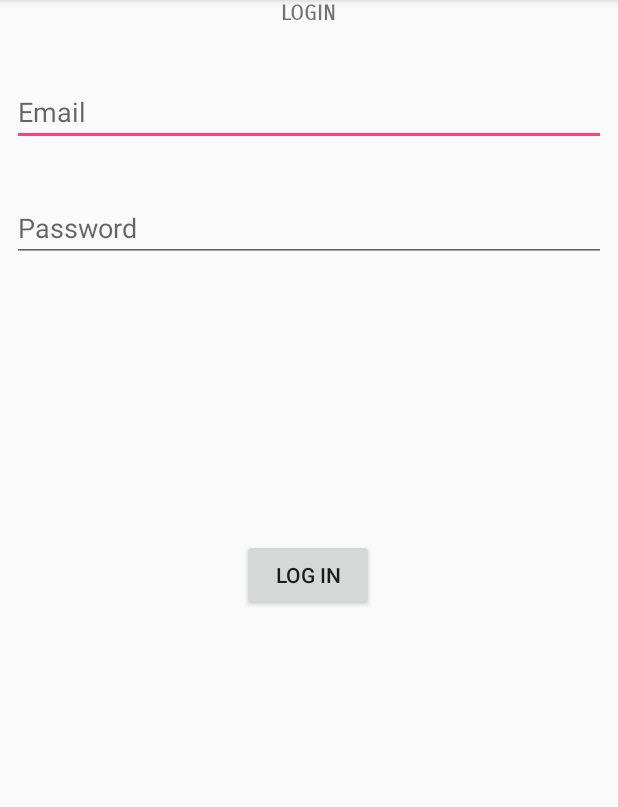
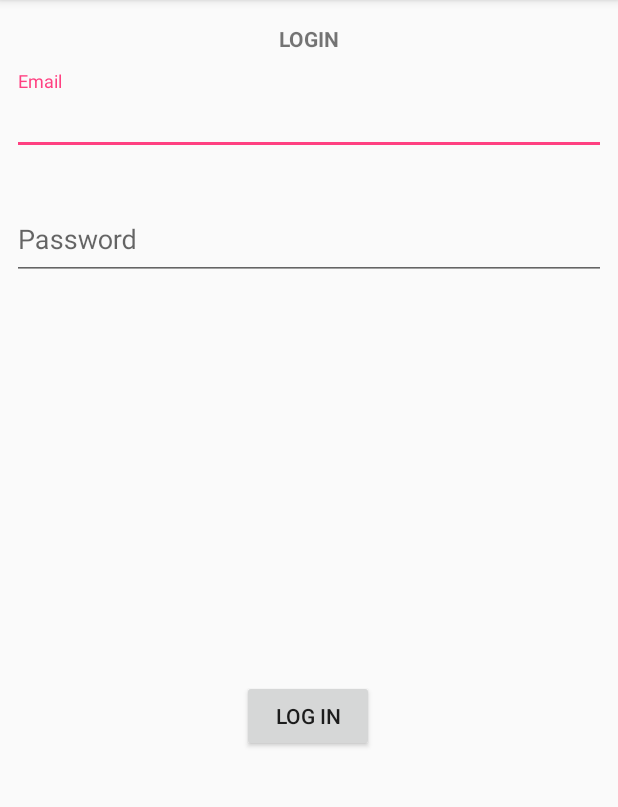
Before and after one commit to 1RomAn7/WomenApp, an Android app: the LoginActivity screen opened directly, with no data from a screen before it, on a phone screen of 412 x 824 dp, the part 84-891 px from its top. Run offline under Robolectric (Android 15) with nearby library versions, the phone set to English and light mode, and no system bars; our stand-ins replace Firebase (no records; nobody signed in at launch, a user with empty details on screens opened directly).

Commit message:
Added TextInputLayout

```diff
--- a/app/src/main/java/com/dsmp/android/womenapp/LoginActivity.java
+++ b/app/src/main/java/com/dsmp/android/womenapp/LoginActivity.java
@@ -21,7 +21,7 @@ import com.google.firebase.auth.FirebaseAuth;
  */
 
 
-public class LoginActivity extends AppCompatActivity implements View.OnClickListener, OnCompleteListener<AuthResult> {
+public class LoginActivity extends AppCompatActivity{
 
     Button buttonLogin;
     TextView txtLogin;
@@ -41,19 +41,15 @@ public class LoginActivity extends AppCompatActivity implements View.OnClickList
         etxPassowrd=findViewById(R.id.etxPassword);
 
         firebaseAuth=FirebaseAuth.getInstance();
-        buttonLogin.setOnClickListener(this);
+        buttonLogin.setOnClickListener(new View.OnClickListener() {
+            @Override
+            public void onClick(View view) {
+                validate();
+            }
+        });
 
     }
 
-    @Override
-    public void onClick(View view) {
-
-        if(buttonLogin.getId()==view.getId()) {
-
-          validate();
-        }
-
-    }
 
     private void validate() {
 
@@ -68,33 +64,36 @@ public class LoginActivity extends AppCompatActivity implements View.OnClickList
 
         }else if(!Patterns.EMAIL_ADDRESS.matcher(Email).matches()){
 
-            Toast.makeText(this, "Enter Valid Email", Toast.LENGTH_LONG).show();
+            Toast.makeText(this, "Enter Valid Email Address", Toast.LENGTH_LONG).show();
 
 
         }else{
 
 
-            firebaseAuth.signInWithEmailAndPassword(Email, password).addOnCompleteListener(this);
-        }
-    }
-
+            firebaseAuth.signInWithEmailAndPassword(Email, password).addOnCompleteListener(new OnCompleteListener<AuthResult>() {
                 @Override
                 public void onComplete(@NonNull Task<AuthResult> task) {
 
                     if(task.isSuccessful()){
-            Intent intent = new Intent(this, AddServices.class);
+
 
                         etxEmail.setText("");
 
                         etxPassowrd.setText("");
 
+                        Intent intent = new Intent(LoginActivity.this, AddServices.class);
                         startActivity(intent);
 
-            Toast.makeText(this, "Login Successful", Toast.LENGTH_SHORT).show();
+                        Toast.makeText(LoginActivity.this, "Login Successful", Toast.LENGTH_SHORT).show();
 
                     }else{
-            Toast.makeText(this, "Login Failed", Toast.LENGTH_SHORT).show();
+                        Toast.makeText(LoginActivity.this, "Login Failed", Toast.LENGTH_SHORT).show();
                     }
 
                 }
+            });
         }
+    }
+
+
+}
--- a/app/src/main/res/layout/activity_login.xml
+++ b/app/src/main/res/layout/activity_login.xml
@@ -12,43 +12,57 @@
         android:layout_height="23dp"
         android:layout_marginEnd="8dp"
         android:layout_marginStart="8dp"
-        android:fontFamily="sans-serif-smallcaps"
+        android:layout_marginTop="16dp"
+
         android:text="@string/Login_textView"
         android:textStyle="bold"
         app:layout_constraintEnd_toEndOf="parent"
         app:layout_constraintStart_toStartOf="parent"
-        tools:ignore="MissingConstraints"
-        tools:layout_editor_absoluteY="16dp" />
+        app:layout_constraintTop_toTopOf="parent"
+        tools:ignore="MissingConstraints" />
 
-    <EditText
-        android:id="@+id/etxEmail"
+    <android.support.design.widget.TextInputLayout
+        android:id="@+id/textInputLayout"
         android:layout_width="match_parent"
-        android:layout_height="wrap_content"
+        android:layout_height="68dp"
         android:layout_marginEnd="8dp"
         android:layout_marginStart="8dp"
-        android:layout_marginTop="52dp"
-        android:ems="10"
-        android:hint="@string/email"
-        android:inputType="textEmailAddress"
+        android:layout_marginTop="8dp"
         app:layout_constraintEnd_toEndOf="parent"
-        app:layout_constraintHorizontal_bias="1.0"
+        app:layout_constraintHorizontal_bias="0.0"
         app:layout_constraintStart_toStartOf="parent"
-        app:layout_constraintTop_toTopOf="parent" />
+        app:layout_constraintTop_toBottomOf="@+id/txtLogin">
 
-    <EditText
-        android:id="@+id/etxPassword"
+        <EditText
+            android:id="@+id/etxEmail"
+            android:layout_width="match_parent"
+            android:layout_height="wrap_content"
+            android:layout_gravity="center"
+            android:hint="@string/email"
+            android:inputType="textEmailAddress" />
+
+    </android.support.design.widget.TextInputLayout>
+
+    <android.support.design.widget.TextInputLayout
+        android:id="@+id/textInputLayout2"
         android:layout_width="match_parent"
-        android:layout_height="wrap_content"
+        android:layout_height="63dp"
         android:layout_marginEnd="8dp"
         android:layout_marginStart="8dp"
-        android:layout_marginTop="32dp"
-        android:ems="10"
-        android:hint="@string/password"
-        android:inputType="textPassword"
+        android:layout_marginTop="8dp"
         app:layout_constraintEnd_toEndOf="parent"
-        app:layout_constraintHorizontal_bias="0.08"
+        app:layout_constraintHorizontal_bias="0.0"
         app:layout_constraintStart_toStartOf="parent"
-        app:layout_constraintTop_toBottomOf="@+id/etxEmail" />
+        app:layout_constraintTop_toBottomOf="@+id/textInputLayout">
+
+        <EditText
+            android:id="@+id/etxPassword"
+            android:layout_width="match_parent"
+            android:layout_height="match_parent"
+            android:layout_gravity="center"
+            android:hint="@string/password"
+            android:inputType="textPassword" />
+    </android.support.design.widget.TextInputLayout>
 
     <Button
         android:id="@+id/buttonLogin"
@@ -57,13 +71,12 @@
         android:layout_marginBottom="8dp"
         android:layout_marginEnd="8dp"
         android:layout_marginStart="8dp"
-        android:layout_marginTop="52dp"
+        android:layout_marginTop="8dp"
         android:text="@string/login"
         app:layout_constraintBottom_toBottomOf="parent"
         app:layout_constraintEnd_toEndOf="parent"
         app:layout_constraintHorizontal_bias="0.498"
         app:layout_constraintStart_toStartOf="parent"
-        app:layout_constraintTop_toBottomOf="@+id/etxPassword"
-        app:layout_constraintVertical_bias="0.273" />
+        app:layout_constraintTop_toBottomOf="@+id/textInputLayout2" />
 
 </android.support.constraint.ConstraintLayout>
--- a/app/src/main/res/values/strings.xml
+++ b/app/src/main/res/values/strings.xml
@@ -62,4 +62,8 @@
     <string name="action_settings">Settings</string>
 
 
+    //id visible
+
+    <item name="visible" type="id"/>
+    <item name="masked" type="id"/>
 </resources>
```
Also changed, not shown: app/src/main/res/layout/activity_add_services.xml (+47 -38 lines). Lines whose indentation alone changed are shown as unchanged.
